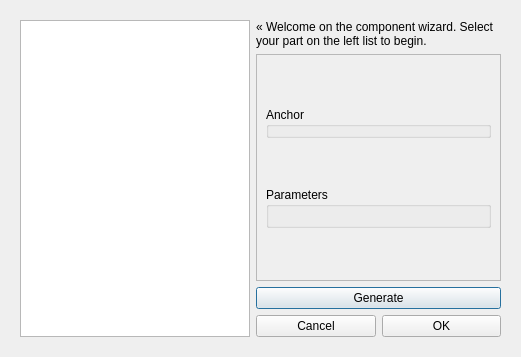
The window that gui/ComponentWizard.ui (RhobanProject/MetabotStudio) describes before a commit, drawn with Qt 5.
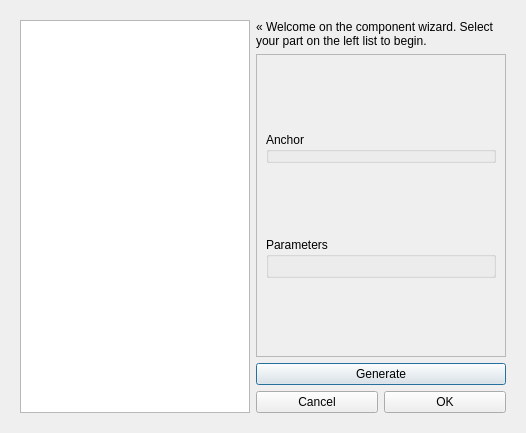
The same window after the commit.

Commit message: Not adjusting size of wizard

```diff
--- a/gui/ComponentWizard.ui
+++ b/gui/ComponentWizard.ui
@@ -6,10 +6,16 @@
    <rect>
     <x>0</x>
     <y>0</y>
-    <width>521</width>
-    <height>357</height>
+    <width>526</width>
+    <height>433</height>
    </rect>
   </property>
+  <property name="sizePolicy">
+   <sizepolicy hsizetype="Fixed" vsizetype="Fixed">
+    <horstretch>0</horstretch>
+    <verstretch>0</verstretch>
+   </sizepolicy>
+  </property>
   <property name="windowTitle">
    <string>Dialog</string>
   </property>
@@ -88,8 +94,8 @@
             <rect>
              <x>0</x>
              <y>0</y>
-             <width>245</width>
-             <height>192</height>
+             <width>250</width>
+             <height>268</height>
             </rect>
            </property>
            <layout class="QVBoxLayout" name="verticalLayout_2">
```
The commit also changes 1 other file.
